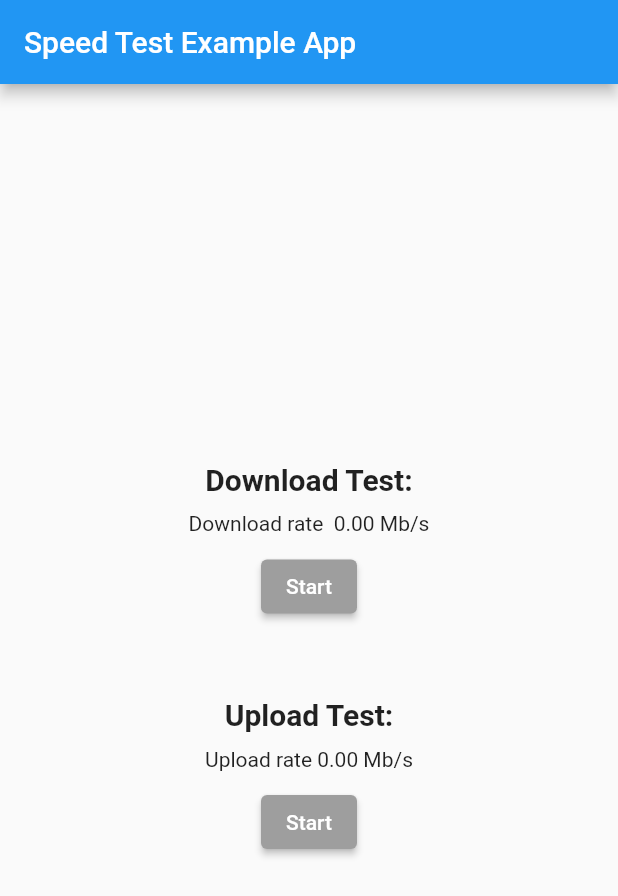
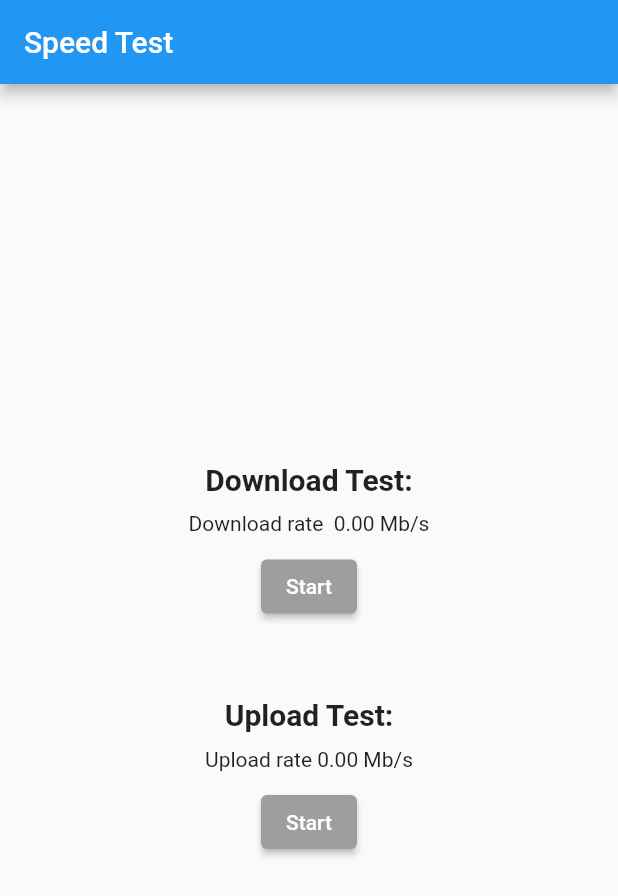
Before and after one commit to kokodavid/speedvpn, a Flutter app: the screen it shows after launch, on a phone screen of 412 x 824 dp. Shown: the top 896 px of the screen. Run offline on Flutter 3.47's test engine with Material 2 defaults, Android fonts, the light colour scheme and no system bars; missing offline and left inert: speed_test_dart.

Commit message:
update upstream

```diff
--- a/lib/speed_test.dart
+++ b/lib/speed_test.dart
@@ -75,7 +75,7 @@ class _SpeedtestState extends State<Speedtest> {
     return MaterialApp(
       home: Scaffold(
         appBar: AppBar(
-          title: const Text('Speed Test Example App'),
+          title: const Text('Speed Test'),
         ),
         body: Center(
           child: Column(
```
